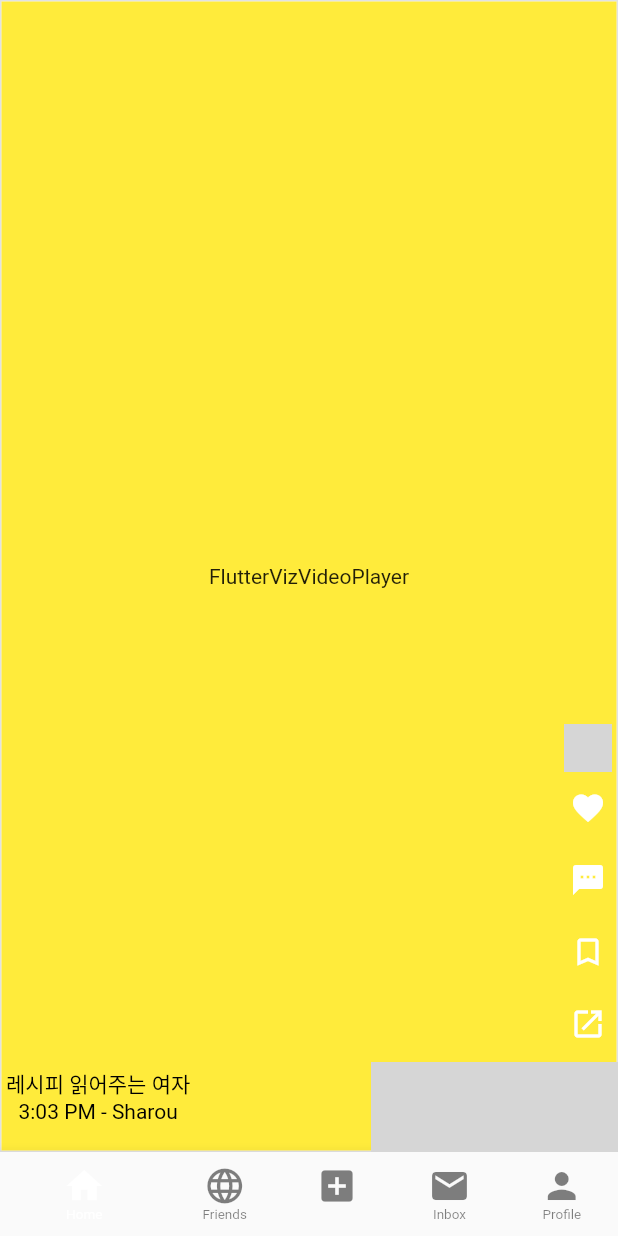
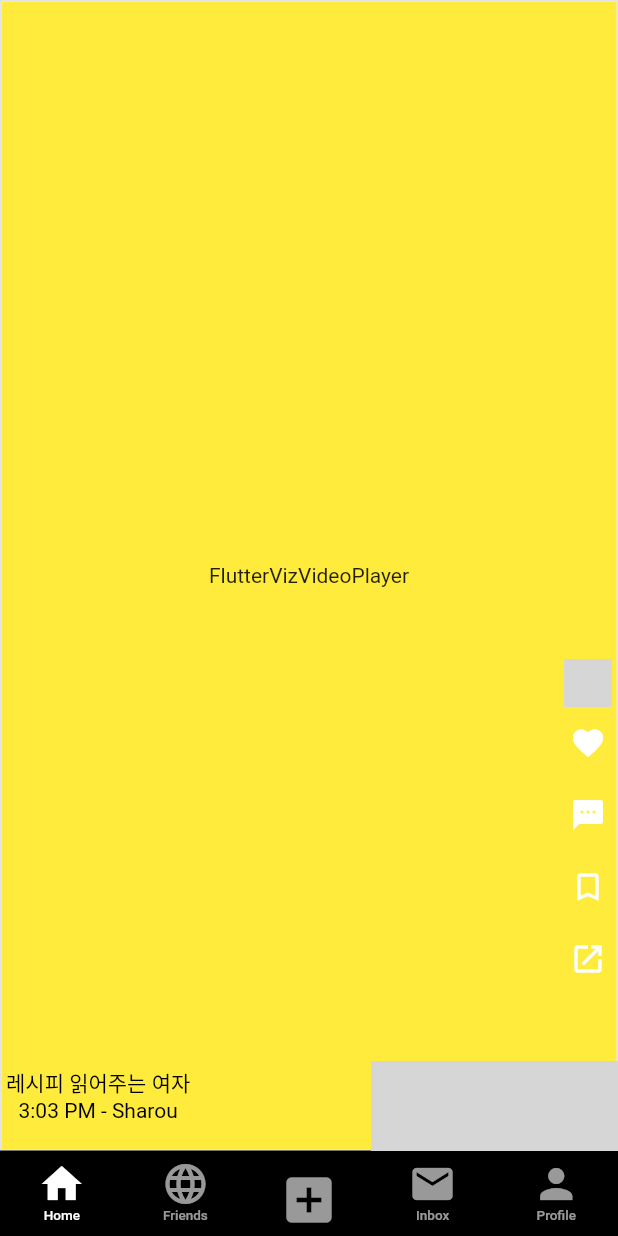
Before and after one commit to BusanCodingClub/TikTok-Clone-Client, a Flutter app: the screen it shows after launch, on a phone screen of 412 x 824 dp. Run offline on Flutter 3.47's test engine with Material 2 defaults, Android fonts, the phone set to English and light mode, and no system bars; network calls fail; grey boxes are pictures that could not be loaded.

Commit message:
Home 화면에서 탭 뺴고 main에 탭바 위젯 추가

```diff
--- a/tiktok_clone/lib/main.dart
+++ b/tiktok_clone/lib/main.dart
@@ -1,5 +1,7 @@
 import 'package:flutter/material.dart';
 import 'package:tiktok_clone/screen/Home.dart';
+import 'package:tiktok_clone/screen/MyHomePage.dart';
+import 'package:tiktok_clone/widget/bottom_bar.dart';
 
 void main() {
   runApp(const MyApp());
@@ -8,11 +10,10 @@ void main() {
 class MyApp extends StatelessWidget {
   const MyApp({super.key});
 
-  // This widget is the root of your application.
   @override
   Widget build(BuildContext context) {
     return MaterialApp(
-      title: 'Flutter Demo',
+      title: 'TikTok Clone',
       theme: ThemeData(
         // This is the theme of your application.
         //
@@ -25,7 +26,22 @@ class MyApp extends StatelessWidget {
         // is not restarted.
         primarySwatch: Colors.blue,
       ),
-      home: Home(),
+      home: DefaultTabController(
+        length: 5,
+        child: Scaffold(
+          body: TabBarView(
+            physics: NeverScrollableScrollPhysics(),
+            children: <Widget>[
+              Home(),
+              Home(),
+              MyHomePage(title: "타이틀"),
+              Home(),
+              Home()
+            ],
+          ),
+          bottomNavigationBar: Bottom(),
+        ),
+      ),
     );
   }
 }
--- a/tiktok_clone/lib/screen/Home.dart
+++ b/tiktok_clone/lib/screen/Home.dart
@@ -20,26 +20,26 @@ class Home extends StatelessWidget {
   Widget build(BuildContext context) {
     return Scaffold(
       backgroundColor: Color(0xffffffff),
-      bottomNavigationBar: BottomNavigationBar(
-        items: flutterVizBottomNavigationBarItems
-            .map((FlutterVizBottomNavigationBarModel item) {
-          return BottomNavigationBarItem(
-            icon: Icon(item.icon),
-            label: item.label,
-          );
-        }).toList(),
-        backgroundColor: Color(0xff000000),
-        currentIndex: 0,
-        elevation: 8,
-        iconSize: 28,
-        selectedItemColor: Color(0xffffffff),
-        unselectedItemColor: Color(0x7f000000),
-        selectedFontSize: 9,
-        unselectedFontSize: 9,
-        showSelectedLabels: true,
-        showUnselectedLabels: true,
-        onTap: (value) {},
-      ),
+      // bottomNavigationBar: BottomNavigationBar(
+      //   items: flutterVizBottomNavigationBarItems
+      //       .map((FlutterVizBottomNavigationBarModel item) {
+      //     return BottomNavigationBarItem(
+      //       icon: Icon(item.icon),
+      //       label: item.label,
+      //     );
+      //   }).toList(),
+      //   backgroundColor: Color(0xff000000),
+      //   currentIndex: 0,
+      //   elevation: 8,
+      //   iconSize: 28,
+      //   selectedItemColor: Color(0xffffffff),
+      //   unselectedItemColor: Color(0x7f000000),
+      //   selectedFontSize: 9,
+      //   unselectedFontSize: 9,
+      //   showSelectedLabels: true,
+      //   showUnselectedLabels: true,
+      //   onTap: (value) {},
+      // ),
       body: SizedBox(
         height: MediaQuery.of(context).size.height,
         width: MediaQuery.of(context).size.width,
@@ -250,10 +250,8 @@ class Home extends StatelessWidget {
             Align(
               alignment: Alignment(1.0, 0.7),
               child: Container(
-                margin: EdgeInsets.all(0),
-                padding: EdgeInsets.all(0),
                 width: 40,
-                height: 200,
+                height: 250,
                 decoration: BoxDecoration(
                   color: Color(0x00000000),
                   shape: BoxShape.rectangle,
--- /dev/null
+++ b/tiktok_clone/lib/widget/bottom_bar.dart
@@ -0,0 +1,74 @@
+import 'package:flutter/material.dart';
+
+class Bottom extends StatelessWidget {
+  @override
+  Widget build(BuildContext context) {
+    return Container(
+      color: Colors.black,
+      child: Container(
+        height: 57,
+        child: TabBar(
+          labelColor: Colors.white,
+          unselectedLabelColor: Colors.white60,
+          indicatorColor: Colors.transparent,
+          padding: EdgeInsets.zero,
+          labelPadding: EdgeInsets.zero,
+          // indicatorPadding: EdgeInsets.zero,
+          indicatorPadding: EdgeInsets.symmetric(horizontal: 16.0),
+          tabs: <Widget>[
+            Tab(
+              icon: Icon(
+                Icons.home,
+                size: 32,
+              ),
+              iconMargin: EdgeInsets.zero,
+              child: Text(
+                'Home',
+                style: TextStyle(fontSize: 9),
+              ),
+            ),
+            Tab(
+              icon: Icon(
+                Icons.language,
+                size: 32,
+              ),
+              iconMargin: EdgeInsets.zero,
+              child: Text(
+                'Friends',
+                style: TextStyle(fontSize: 9),
+              ),
+            ),
+            Tab(
+              icon: Icon(
+                Icons.add_box,
+                size: 40,
+              ),
+            ),
+            Tab(
+              icon: Icon(
+                Icons.mail,
+                size: 32,
+              ),
+              iconMargin: EdgeInsets.zero,
+              child: Text(
+                'Inbox',
+                style: TextStyle(fontSize: 9),
+              ),
+            ),
+            Tab(
+              icon: Icon(
+                Icons.person,
+                size: 32,
+              ),
+              iconMargin: EdgeInsets.zero,
+              child: Text(
+                'Profile',
+                style: TextStyle(fontSize: 9),
+              ),
+            ),
+          ],
+        ),
+      ),
+    );
+  }
+}
```
